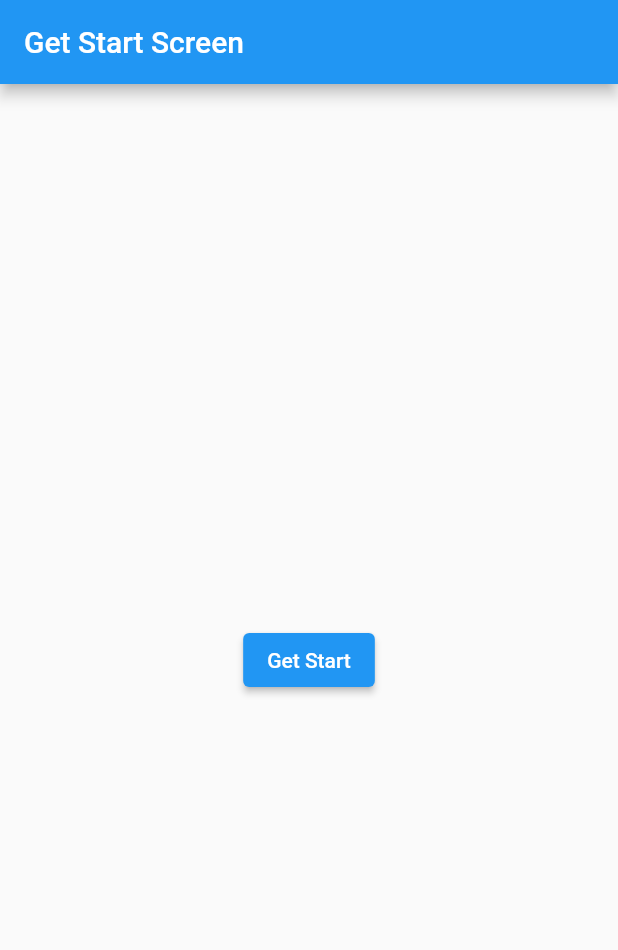
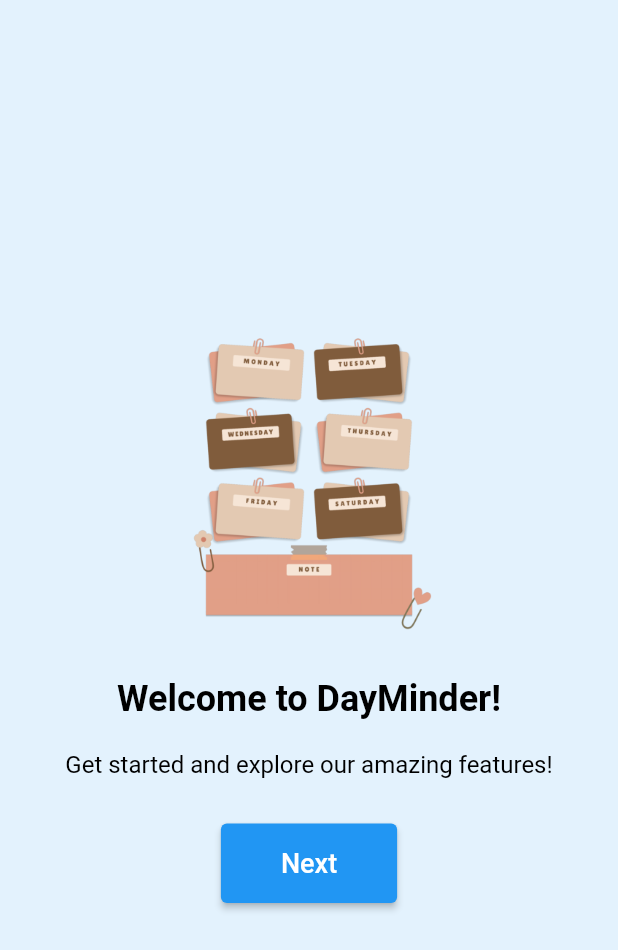
Before and after one commit to whojeee/MOBILE-BACKEND, a Flutter app: the screen it shows after launch, on a phone screen of 412 x 824 dp. Shown: the top 950 px of the screen. Run offline on Flutter 3.47's test engine with Material 2 defaults, Android fonts, the phone set to English and light mode, and no system bars; our stand-ins replace shared_preferences, table_calendar.

Commit message:
halaman get started

```diff
--- a/lib/Pages/GetStart.dart
+++ b/lib/Pages/GetStart.dart
@@ -4,53 +4,121 @@
 import 'package:tugaskelompok/main.dart';
 
 class GetStart extends StatefulWidget {
-  const GetStart({super.key});
+  const GetStart({Key? key}) : super(key: key);
 
   @override
   State<GetStart> createState() => _GetStartState();
 }
 
 class _GetStartState extends State<GetStart> {
-  late SharedPreferences _pref;
-  bool pernahMasuk = false;
-
-  void checkApp() async {
-    _pref = await SharedPreferences.getInstance();
-    pernahMasuk = _pref.getBool(KeyStore.pernahMasuk) ?? false;
-    if (pernahMasuk == true) {
-      Navigator.pushReplacement(context, MaterialPageRoute(
-        builder: (context) {
-          return const MyHomePage(title: 'Planner');
-        },
-      ));
-    }
-  }
+  late PageController _pageController;
 
   @override
   void initState() {
-    checkApp();
-    // TODO: implement initState
     super.initState();
+    _pageController = PageController();
+  }
+
+  Widget _buildPage(
+    String title,
+    String description,
+    String imagePath,
+    VoidCallback onPressed,
+    String buttonText, // Tambahkan argumen untuk teks tombol
+  ) {
+    return Container(
+      color: Colors.blue[50],
+      child: Center(
+        child: Column(
+          mainAxisAlignment: MainAxisAlignment.center,
+          children: <Widget>[
+            Image.asset(
+              imagePath,
+              width: 200.0,
+              height: 200.0,
+            ),
+            SizedBox(height: 30.0),
+            Text(
+              title,
+              style: TextStyle(
+                fontSize: 24.0,
+                fontWeight: FontWeight.bold,
+                color: Colors.black,
+              ),
+            ),
+            SizedBox(height: 20.0),
+            Text(
+              description,
+              textAlign: TextAlign.center,
+              style: TextStyle(
+                fontSize: 16.0,
+                color: Colors.black,
+              ),
+            ),
+            SizedBox(height: 30.0),
+            ElevatedButton(
+              onPressed: onPressed,
+              style: ElevatedButton.styleFrom(
+                primary: Colors.blue,
+                padding: EdgeInsets.symmetric(horizontal: 40.0, vertical: 16.0),
+              ),
+              child: Text(
+                buttonText, // Menggunakan teks dari argumen
+                style: TextStyle(
+                  fontSize: 18.0,
+                ),
+              ),
+            ),
+          ],
+        ),
+      ),
+    );
   }
 
   @override
   Widget build(BuildContext context) {
     return Scaffold(
-      appBar: AppBar(title: const Text("Get Start Screen")),
-      body: Center(
-        child: ElevatedButton(
-            onPressed: () async {
-              _pref = await SharedPreferences.getInstance();
+      body: PageView(
+        controller: _pageController,
+        children: [
+          _buildPage(
+            'Welcome to DayMinder!',
+            'Get started and explore our amazing features!',
+            'assets/images/bg.png',
+            () => _pageController.nextPage(
+              duration: Duration(milliseconds: 300),
+              curve: Curves.easeInOut,
+            ),
+            'Next', // Tambahkan teks tombol untuk halaman pertama
+          ),
+          _buildPage(
+            'Explore Amazing Features',
+            'Discover all the powerful tools we offer.',
+            'assets/images/BG1.png',
+            () => _pageController.nextPage(
+              duration: Duration(milliseconds: 300),
+              curve: Curves.easeInOut,
+            ),
+            'Next', // Tambahkan teks tombol untuk halaman kedua
+          ),
+          _buildPage(
+            'Manage your time, achieve your dreams!',
+            'Plan, execute, achieve!',
+            'assets/images/bg3.png',
+            () async {
+              SharedPreferences _pref = await SharedPreferences.getInstance();
               _pref.setBool(KeyStore.pernahMasuk, true);
-              Navigator.pushReplacement(context, MaterialPageRoute(
-                builder: (context) {
-                  return MyHomePage(
-                    title: "Planner",
-                  );
-                },
-              ));
+
+              Navigator.pushReplacement(
+                context,
+                MaterialPageRoute(
+                  builder: (context) => MyHomePage(title: "DayMinder"),
+                ),
+              );
             },
-            child: const Text("Get Start")),
+            'Get Started', // Teks tombol untuk halaman ketiga
+          ),
+        ],
       ),
     );
   }
```
Also changed, not shown: pubspec.yaml (+6 -4 lines), assets/images/BG1.png (added), assets/images/bg.png (added), assets/images/bg3.png (added), pubspec.lock.
